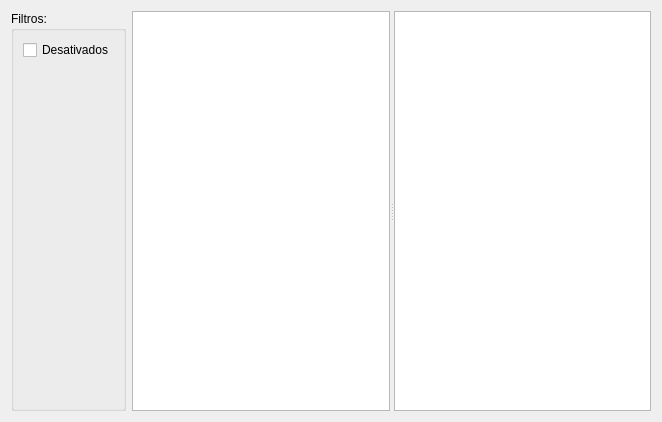
Qt form ui/widgetlogisticacaminhao.ui (darktorres/ERP-STACCATO) before a commit.
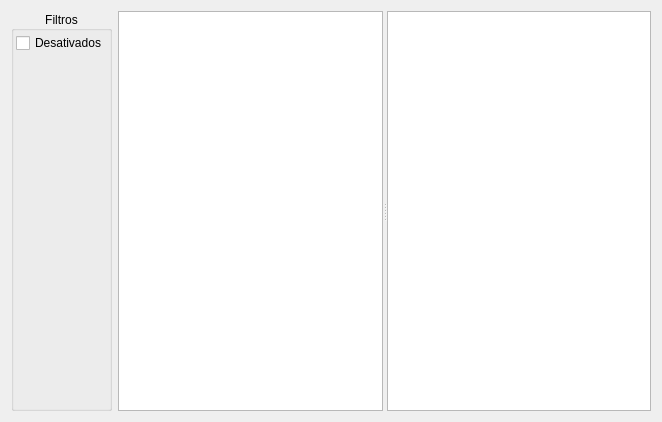
The same form after that commit. Custom widgets are drawn as their Qt base class.

Patch:
```diff
--- a/ui/widgetlogisticacaminhao.ui
+++ b/ui/widgetlogisticacaminhao.ui
@@ -20,13 +20,38 @@
       <bool>true</bool>
      </property>
      <property name="title">
-      <string>Filtros:</string>
+      <string>Filtros</string>
+     </property>
+     <property name="alignment">
+      <set>Qt::AlignCenter</set>
      </property>
      <property name="flat">
       <bool>false</bool>
      </property>
-     <layout class="QGridLayout" name="gridLayout_2">
-      <item row="5" column="0">
+     <layout class="QVBoxLayout" name="verticalLayout">
+      <property name="spacing">
+       <number>3</number>
+      </property>
+      <property name="leftMargin">
+       <number>2</number>
+      </property>
+      <property name="topMargin">
+       <number>2</number>
+      </property>
+      <property name="rightMargin">
+       <number>2</number>
+      </property>
+      <property name="bottomMargin">
+       <number>2</number>
+      </property>
+      <item>
+       <widget class="QCheckBox" name="checkBoxDesativados">
+        <property name="text">
+         <string>Desativados</string>
+        </property>
+       </widget>
+      </item>
+      <item>
        <spacer name="verticalSpacer">
         <property name="orientation">
          <enum>Qt::Vertical</enum>
@@ -39,13 +64,6 @@
         </property>
        </spacer>
       </item>
-      <item row="0" column="0">
-       <widget class="QCheckBox" name="checkBoxDesativados">
-        <property name="text">
-         <string>Desativados</string>
-        </property>
-       </widget>
-      </item>
      </layout>
     </widget>
    </item>
```
